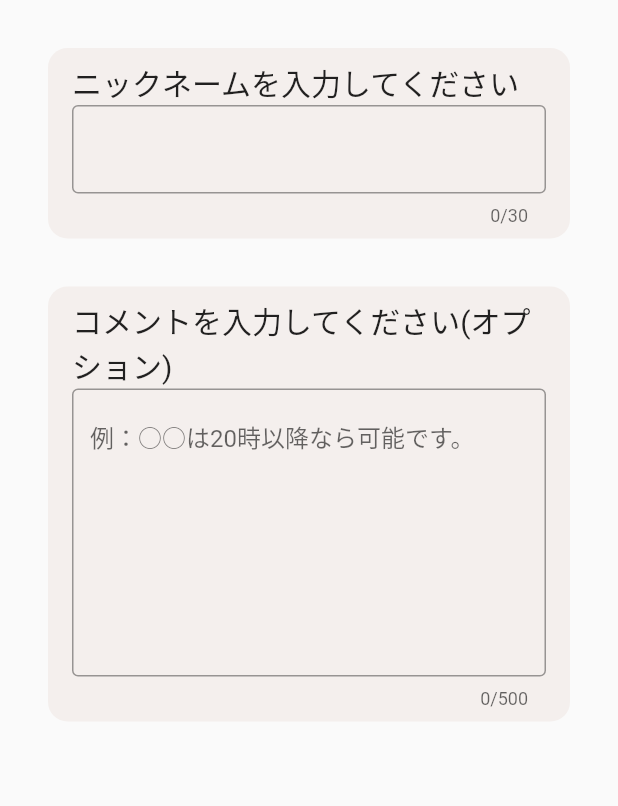
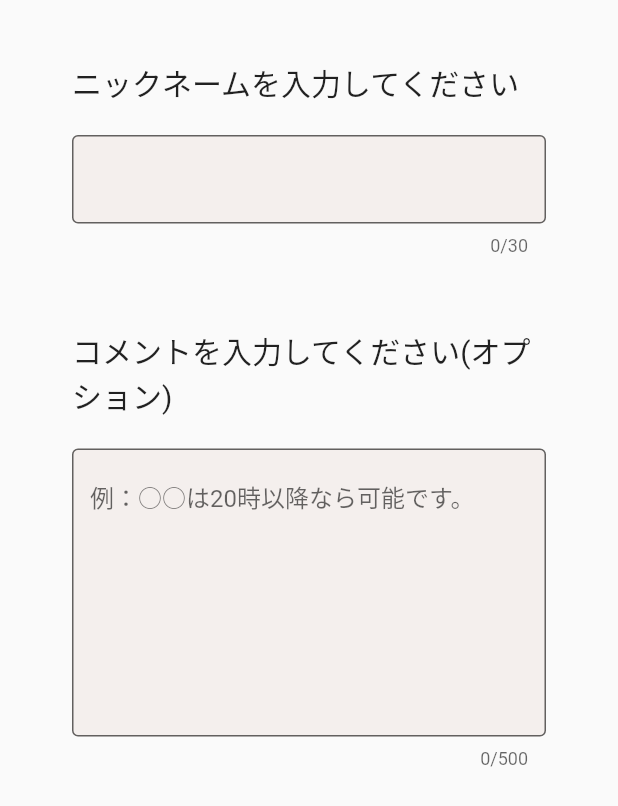
Before and after one commit to gyvm/hi-tsujisan-flutter, a Flutter app: the NicknameForm widget shown alone on an empty page, opened directly, on a phone screen of 412 x 824 dp. Shown: the top 806 px of the screen. Run offline on Flutter 3.47's test engine with Material 2 defaults, Android fonts, the phone set to English and light mode, and no system bars; our stand-ins replace google_fonts, url_strategy; network calls fail.

Commit message:
ゲスト用参加可能日入力画面の修正(途中経過)

```diff
--- a/lib/widgets/guest_screen/nickname_form.dart
+++ b/lib/widgets/guest_screen/nickname_form.dart
@@ -32,20 +32,21 @@ class NicknameForm extends StatelessWidget {
       width: double.infinity,
       decoration: BoxDecoration(
         borderRadius: BorderRadius.circular(13),
-        color: HexColor('#F4EFED'),
+        // color: HexColor('#F4EFED'),
       ),
       child: Column(children: [
-        H2Text(text: 'ニックネームを入力してください'),
+        Padding(
+          padding: const EdgeInsets.only(bottom: 20),
+          child: H2Text(text: 'ニックネームを入力してください'),
+        ),
         Form(
           child: TextFormField(
             maxLength: 30,
-            cursorColor: HexColor('#8A5C46'),
             decoration: InputDecoration(
+              filled: true,
+              fillColor: HexColor('#F4EFED'),
               border: OutlineInputBorder(),
-              // hintText: "",
-              focusedBorder: OutlineInputBorder(
-                borderSide: BorderSide(color: HexColor('#8A5C46'), width: 2.0),
-              ),
+              hintText: "",
             ),
             onChanged: (text) {
               if (text.length > 0) {
@@ -66,21 +67,22 @@ class NicknameForm extends StatelessWidget {
       width: double.infinity,
       decoration: BoxDecoration(
         borderRadius: BorderRadius.circular(13),
-        color: HexColor('#F4EFED'),
+        // color: HexColor('#F4EFED'),
       ),
       child: Column(children: [
-        H2Text(text: 'コメントを入力してください(オプション)'),
+        Padding(
+          padding: const EdgeInsets.only(bottom: 20),
+          child: H2Text(text: 'コメントを入力してください(オプション)'),
+        ),
         Form(
           child: TextFormField(
             maxLines: 8,
             maxLength: 500,
-            cursorColor: HexColor('#8A5C46'),
             decoration: InputDecoration(
+              filled: true,
+              fillColor: HexColor('#F4EFED'),
               border: OutlineInputBorder(),
               hintText: "例：○○は20時以降なら可能です。",
-              focusedBorder: OutlineInputBorder(
-                borderSide: BorderSide(color: HexColor('#8A5C46'), width: 2.0),
-              ),
             ),
             onChanged: (text) {
               if (text.length > 0) {
```
Also changed, not shown: lib/screens/guest_screen.dart (+5 -9 lines), lib/widgets/create_event_screen/submit_button.dart (+37 -31 lines), lib/widgets/guest_screen/possible_dates_table.dart (+26 -21 lines).
